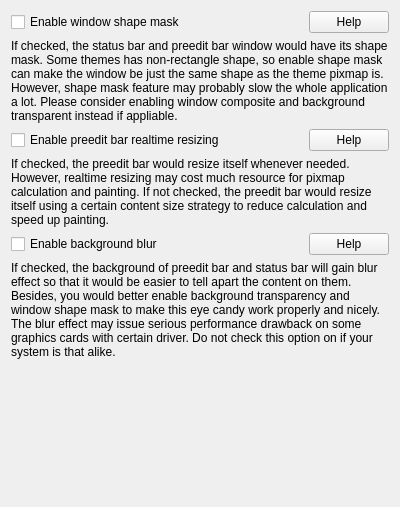
Qt form performance.ui (KDE/kimtoy) before a commit.
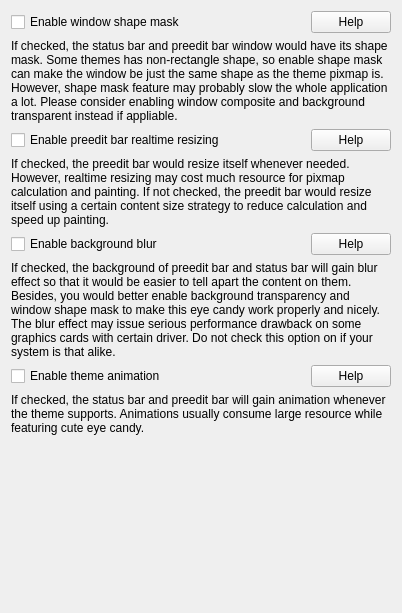
The same form after that commit.

Commit message: implement animation theme feature. use macro_option_XXX to find optional package.

```diff
--- a/performance.ui
+++ b/performance.ui
@@ -6,8 +6,8 @@
    <rect>
     <x>0</x>
     <y>0</y>
-    <width>400</width>
-    <height>507</height>
+    <width>402</width>
+    <height>613</height>
    </rect>
   </property>
   <layout class="QGridLayout" name="gridLayout">
@@ -53,7 +53,7 @@
      </property>
     </widget>
    </item>
-   <item row="6" column="0" colspan="2">
+   <item row="8" column="0" colspan="2">
     <spacer name="verticalSpacer">
      <property name="orientation">
       <enum>Qt::Vertical</enum>
@@ -126,6 +126,33 @@
      </property>
     </widget>
    </item>
+   <item row="6" column="0">
+    <widget class="QCheckBox" name="kcfg_EnableThemeAnimation">
+     <property name="text">
+      <string>Enable theme animation</string>
+     </property>
+    </widget>
+   </item>
+   <item row="6" column="1">
+    <widget class="QPushButton" name="pushButton_4">
+     <property name="text">
+      <string>Help</string>
+     </property>
+     <property name="checkable">
+      <bool>true</bool>
+     </property>
+    </widget>
+   </item>
+   <item row="7" column="0" colspan="2">
+    <widget class="QLabel" name="ThemeAnimationLabel">
+     <property name="text">
+      <string>If checked, the status bar and preedit bar will gain animation whenever the theme supports. Animations usually consume large resource while featuring cute eye candy.</string>
+     </property>
+     <property name="wordWrap">
+      <bool>true</bool>
+     </property>
+    </widget>
+   </item>
   </layout>
  </widget>
  <resources/>
```
Left out of the diff: 16 changed lines with no effect on the pictures. The commit also changes 19 other files.
